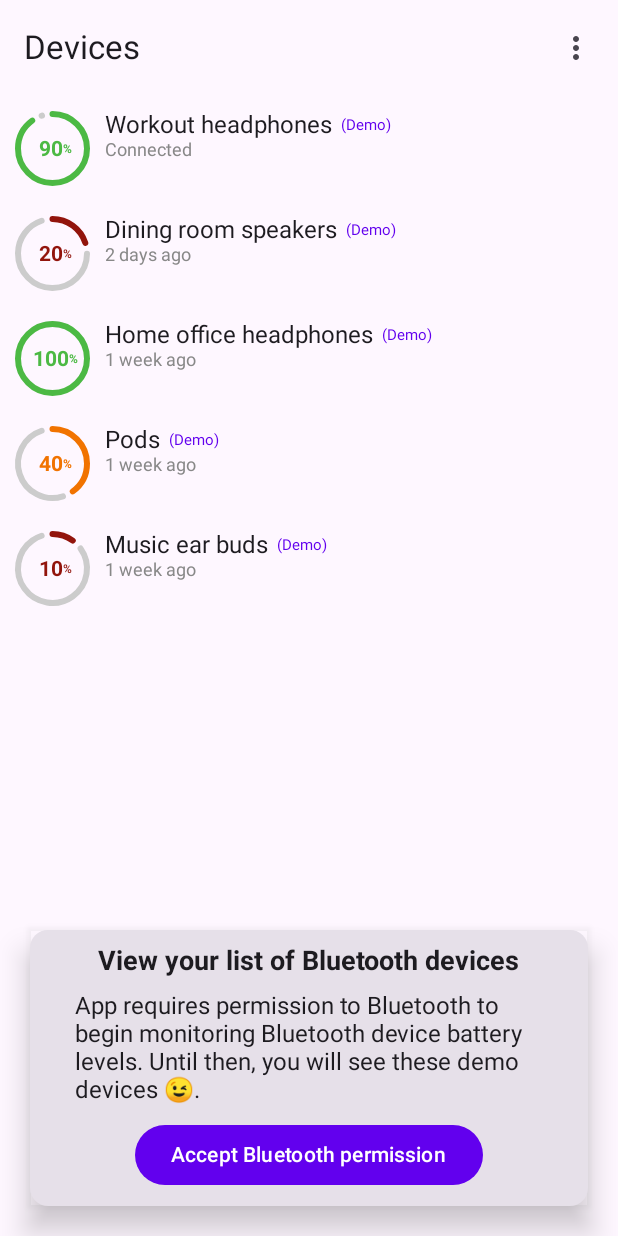
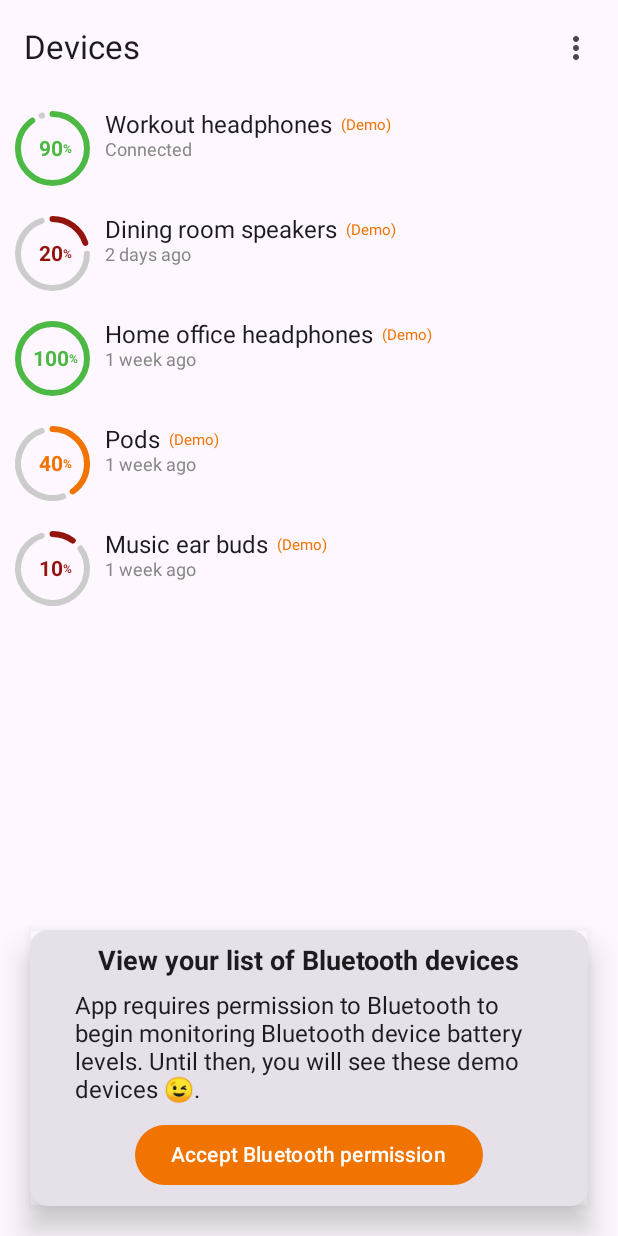
Before and after one commit to levibostian/BatteryBird, an Android app built with Jetpack Compose: the screen it shows after launch (MainActivity), on a phone screen of 412 x 824 dp. Run offline under Robolectric (Android 15) with nearby library versions, the phone set to English and light mode, and no system bars; libraries missing offline, so code that uses them is left out: com.fredporciuncula.flow; 7 statements that could not run were skipped.

Commit message:
fix: edit status bar color to match theme

```diff
--- a/app/src/main/java/earth/levi/app/ui/theme/Color.kt
+++ b/app/src/main/java/earth/levi/app/ui/theme/Color.kt
@@ -2,10 +2,12 @@ package earth.levi.app.ui.theme
 
 import androidx.compose.ui.graphics.Color
 
-val Purple200 = Color(0xFFBB86FC)
-val Purple500 = Color(0xFF6200EE)
-val Purple700 = Color(0xFF3700B3)
-val Teal200 = Color(0xFF03DAC5)
+val Primary = Color(0xFFF17300)
+val Secondary = Color(0xFF4CB944)
+
+// Status bar
+val StatusBar = Color(0xFF0B132B)
+val StatusBarDark = Color.Black
 
 // Battery levels
 val BatteryLevelHigh = Color(0xFF4CB944)
--- a/app/src/main/java/earth/levi/app/ui/theme/Theme.kt
+++ b/app/src/main/java/earth/levi/app/ui/theme/Theme.kt
@@ -1,19 +1,24 @@
 package earth.levi.app.ui.theme
 
+import android.app.Activity
 import androidx.compose.foundation.isSystemInDarkTheme
 import androidx.compose.material3.MaterialTheme
 import androidx.compose.material3.darkColorScheme
 import androidx.compose.material3.lightColorScheme
 import androidx.compose.runtime.Composable
+import androidx.compose.runtime.SideEffect
+import androidx.compose.ui.graphics.Color
+import androidx.compose.ui.graphics.toArgb
+import androidx.compose.ui.platform.LocalView
 
 private val DarkColorPalette = darkColorScheme(
-    primary = Purple200,
-    secondary = Teal200
+    primary = Primary,
+    secondary = Secondary
 )
 
 private val LightColorPalette = lightColorScheme(
-    primary = Purple500,
-    secondary = Teal200
+    primary = Primary,
+    secondary = Secondary
 
     /* Other default colors to override
     background = Color.White,
@@ -36,6 +41,17 @@ fun AppTheme(
         LightColorPalette
     }
 
+    // Set status bar color.
+    // Thanks: https://stackoverflow.com/a/75056601
+    LocalView.current.let { view ->
+        if (!view.isInEditMode) {
+            SideEffect {
+                val window = (view.context as Activity).window
+                window.statusBarColor = if (darkTheme) StatusBarDark.toArgb() else StatusBar.toArgb()
+            }
+        }
+    }
+
     MaterialTheme(
         colorScheme = colors,
         typography = Typography,
```
